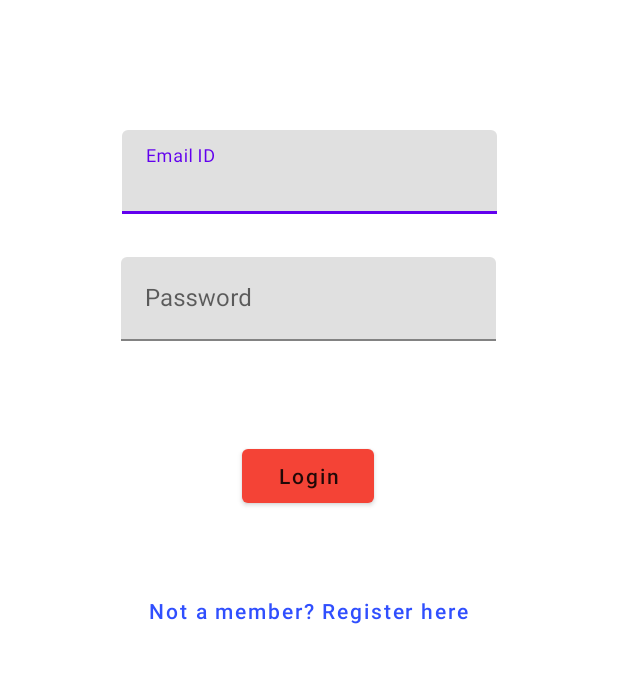
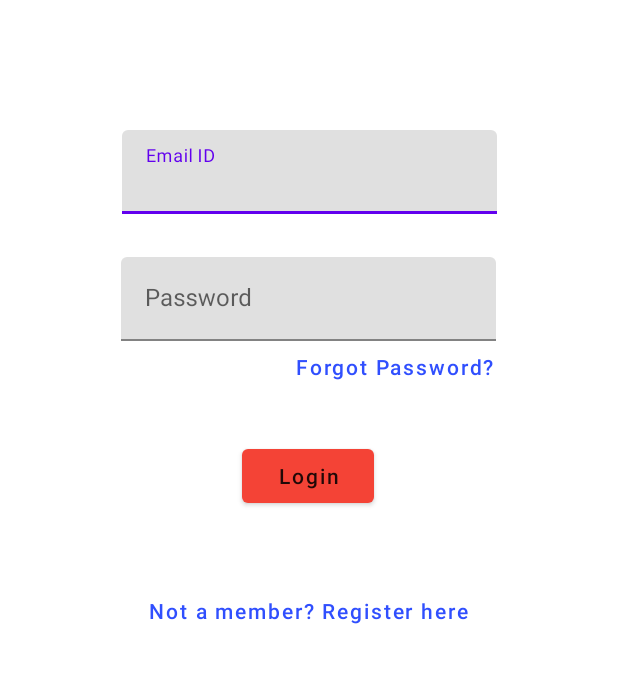
Before and after one commit to vivekverma123/Savemore, an Android app: the screen it shows after launch (MainActivity), on a phone screen of 412 x 824 dp, the part 75-758 px from its top. Run offline under Robolectric (Android 15) with nearby library versions, the phone set to English and light mode, and no system bars; our stand-ins replace Firebase (no records; nobody signed in at launch, a user with empty details on screens opened directly); libraries missing offline, so code that uses them is left out: org.apache.poi.

Commit message:
Password reset added and bugs fixed

```diff
--- a/app/src/main/java/com/example/savemore/ui/UserAdapters/TransactionInfoAdapter.java
+++ b/app/src/main/java/com/example/savemore/ui/UserAdapters/TransactionInfoAdapter.java
@@ -70,5 +70,4 @@ public class TransactionInfoAdapter extends ArrayAdapter<Transaction>
         // Return the completed view to render on screen
         return convertView;
     }
-
 }
--- a/app/src/main/java/com/example/savemore/ui/activities/MainActivity.java
+++ b/app/src/main/java/com/example/savemore/ui/activities/MainActivity.java
@@ -25,7 +25,7 @@ import com.google.firebase.auth.FirebaseUser;
 
 public class MainActivity extends AppCompatActivity {
 
-    Button b1,b2;
+    Button b1,b2,b3;
     EditText e1,e2;
     Context context;
     FirebaseAuth auth;
@@ -76,6 +76,8 @@ public class MainActivity extends AppCompatActivity {
 
         b1 = findViewById(R.id.login);
         b2 = findViewById(R.id.signup);
+        b3 = findViewById(R.id.forgot);
+
         e1 = findViewById(R.id.email);
         e2 = findViewById(R.id.password);
 
@@ -127,5 +129,37 @@ public class MainActivity extends AppCompatActivity {
                 startActivity(new Intent(context,Signup.class));
             }
         });
+
+        b3.setOnClickListener(new View.OnClickListener() {
+            @Override
+            public void onClick(View v) {
+
+                if(e1.getText().toString().equals("")==false)
+                {
+                    FirebaseAuth auth = FirebaseAuth.getInstance();
+                    String emailAddress = e1.getText().toString();
+
+                    auth.sendPasswordResetEmail(emailAddress)
+                            .addOnCompleteListener(new OnCompleteListener<Void>() {
+                                @Override
+                                public void onComplete(@NonNull Task<Void> task) {
+                                    if (task.isSuccessful()) {
+                                        Toast.makeText(MainActivity.this,"Email sent successfully",Toast.LENGTH_SHORT).show();
+                                    }
+                                    else
+                                    {
+                                        Toast.makeText(MainActivity.this,"Service unavailable, try later!",Toast.LENGTH_SHORT).show();
+                                    }
+                                }
+                            });
+                }
+                else
+                {
+                    Toast.makeText(MainActivity.this,"Please provide your registered Email ID",Toast.LENGTH_SHORT).show();
+                }
+
+
+            }
+        });
     }
 }
--- a/app/src/main/res/layout/activity_main.xml
+++ b/app/src/main/res/layout/activity_main.xml
@@ -77,6 +77,23 @@
         app:layout_constraintTop_toBottomOf="@+id/login"
         app:layout_constraintVertical_bias="0.109" />
 
+    <Button
+        android:id="@+id/forgot"
+        android:layout_width="wrap_content"
+        android:layout_height="wrap_content"
+        android:background="#00000000"
+        android:gravity="top"
+        android:padding="1dp"
+        android:text="Forgot Password?"
+        android:textAllCaps="false"
+        android:textColor="#304FFE"
+        app:layout_constraintBottom_toBottomOf="parent"
+        app:layout_constraintEnd_toEndOf="parent"
+        app:layout_constraintHorizontal_bias="0.706"
+        app:layout_constraintStart_toStartOf="parent"
+        app:layout_constraintTop_toBottomOf="@+id/to_text_input_layout2"
+        app:layout_constraintVertical_bias="0.0" />
+
     <ProgressBar
         android:id="@+id/bar2"
         style="?android:attr/progressBarStyle"
```
Also changed, not shown: app/src/main/java/com/example/savemore/ui/activities/AccountDetail.java (+31 -1 lines), app/src/main/java/com/example/savemore/ui/activities/Signup.java (+2 -5 lines).
